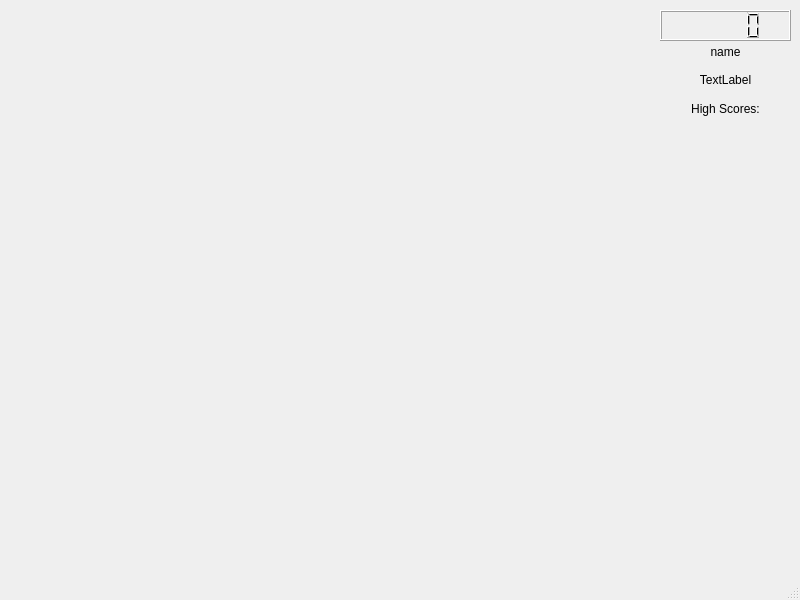
Before: the Qt Designer form Game/gamewindow.ui in Iledius/NysseGame, drawn with Qt 5.
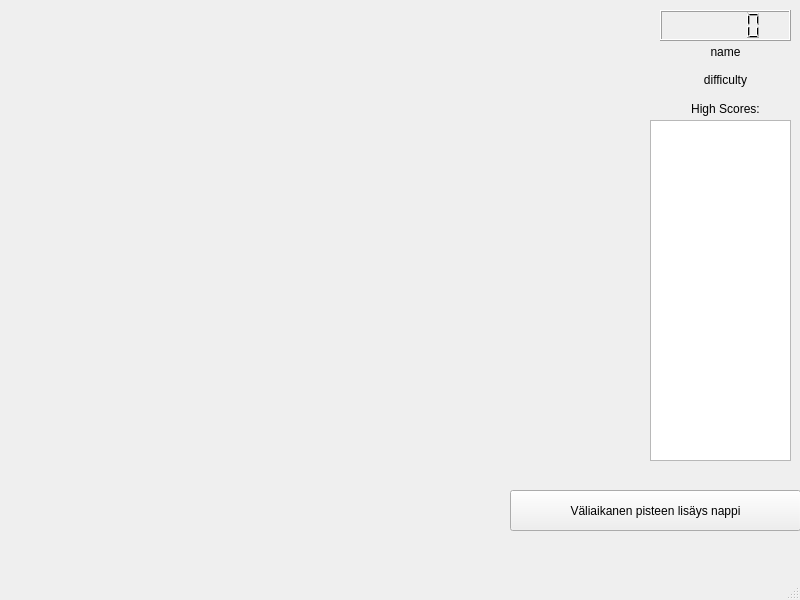
After: the same form once the commit is applied.

The edit to the form file:
```diff
--- a/Game/gamewindow.ui
+++ b/Game/gamewindow.ui
@@ -47,7 +47,7 @@
      <item>
       <widget class="QLabel" name="difficultyLabel">
        <property name="text">
-        <string>TextLabel</string>
+        <string>difficulty</string>
        </property>
        <property name="alignment">
         <set>Qt::AlignCenter</set>
@@ -66,6 +66,29 @@
      </item>
     </layout>
    </widget>
+   <widget class="QPushButton" name="pushButton">
+    <property name="geometry">
+     <rect>
+      <x>510</x>
+      <y>490</y>
+      <width>291</width>
+      <height>41</height>
+     </rect>
+    </property>
+    <property name="text">
+     <string>Väliaikanen pisteen lisäys nappi</string>
+    </property>
+   </widget>
+   <widget class="QTextBrowser" name="textBrowser">
+    <property name="geometry">
+     <rect>
+      <x>650</x>
+      <y>120</y>
+      <width>141</width>
+      <height>341</height>
+     </rect>
+    </property>
+   </widget>
   </widget>
   <widget class="QMenuBar" name="menubar">
    <property name="geometry">
```
